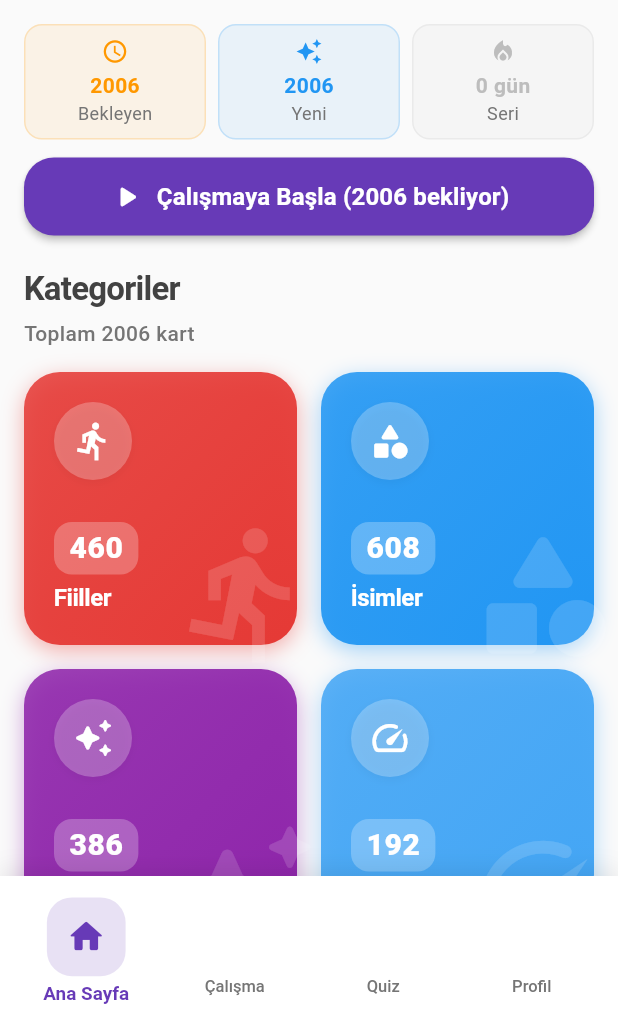
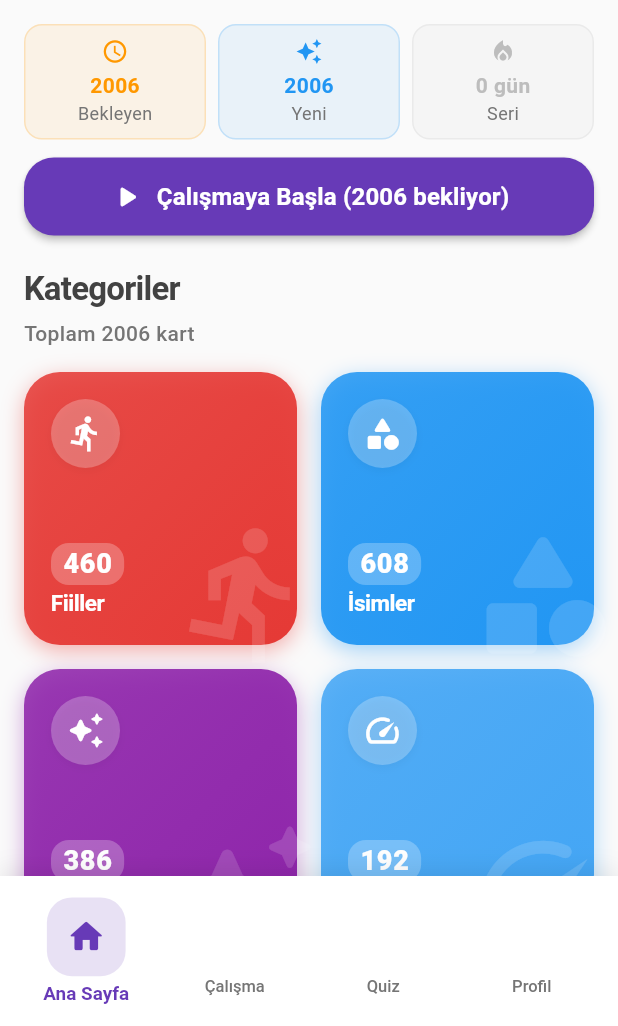
Before and after one commit to sametunsal/yds_vibe_app, a Flutter app: the screen it shows after launch, on a phone screen of 412 x 824 dp, the part 210-1236 px from its top. Run offline on Flutter 3.47's test engine with Material 3 defaults, Android fonts, the phone set to English and light mode, and no system bars; drawn by our look-alikes of flutter_animate; our stand-ins replace confetti, flutter_tts, shared_preferences; project files that could hold a hidden picture were left out.

Commit message:
fix(ui): improve example sentence readability and fix category card overflow
- Make example sentences more readable with darker text (#2D2D2D) on purple-tinted background
- Remove italic font style for better clarity
- Increase font size by 1pt for improved readability
- Add purple-tinted background with border for better visual separation
- Improve translation display with styled container
- Add background color to TTS button for better affordance
- Fix CategoryCard overflow by reducing padding and using FittedBox
- Reduce cardPadding values across responsive breakpoints
- Add FittedBox to count and title text to prevent overflow

Co-Authored-By: Claude Opus 4.6 <noreply@anthropic.com>

```diff
--- a/lib/widgets/category_card.dart
+++ b/lib/widgets/category_card.dart
@@ -22,19 +22,19 @@ class CategoryCard extends StatelessWidget {
   @override
   Widget build(BuildContext context) {
     final cardPadding = context.responsive(
-      compact: 14.0,
-      medium: 20.0,
-      expanded: 24.0,
+      compact: 12.0,
+      medium: 18.0,
+      expanded: 20.0,
     );
     final iconSize = context.responsive(
-      compact: 24.0,
-      medium: 28.0,
-      expanded: 36.0,
+      compact: 22.0,
+      medium: 26.0,
+      expanded: 30.0,
     );
     final iconContainerPadding = context.responsive(
-      compact: 10.0,
-      medium: 12.0,
-      expanded: 14.0,
+      compact: 8.0,
+      medium: 10.0,
+      expanded: 12.0,
     );
     final bgIconSize = context.responsive(
       compact: 80.0,
@@ -42,14 +42,14 @@ class CategoryCard extends StatelessWidget {
       expanded: 120.0,
     );
     final countFont = context.responsive(
-      compact: 16.0,
-      medium: 20.0,
-      expanded: 24.0,
+      compact: 15.0,
+      medium: 18.0,
+      expanded: 22.0,
     );
     final titleFont = context.responsive(
-      compact: 14.0,
-      medium: 16.0,
-      expanded: 18.0,
+      compact: 13.0,
+      medium: 15.0,
+      expanded: 17.0,
     );
 
     return InkWell(
@@ -84,7 +84,7 @@ class CategoryCard extends StatelessWidget {
                   padding: EdgeInsets.all(cardPadding),
                   child: Column(
                     crossAxisAlignment: CrossAxisAlignment.start,
-                    mainAxisSize: MainAxisSize.max,
+                    mainAxisSize: MainAxisSize.min,
                     children: [
                       FittedBox(
                         fit: BoxFit.scaleDown,
@@ -102,16 +102,18 @@ class CategoryCard extends StatelessWidget {
                           ),
                         ),
                       ),
-                      const Spacer(),
+                      const Spacer(flex: 1),
                       Container(
                         padding: const EdgeInsets.symmetric(
-                          horizontal: 10,
-                          vertical: 3,
+                          horizontal: 8,
+                          vertical: 1,
                         ),
                         decoration: BoxDecoration(
                           color: Colors.white.withValues(alpha: 0.25),
                           borderRadius: BorderRadiusPresets.mediumBorder,
                         ),
+                        child: FittedBox(
+                          fit: BoxFit.scaleDown,
                           child: Text(
                             count.toString(),
                             style: TextStyle(
@@ -122,8 +124,11 @@ class CategoryCard extends StatelessWidget {
                             ),
                           ),
                         ),
-                      const SizedBox(height: 4),
-                      Text(
+                      ),
+                      const SizedBox(height: 1),
+                      FittedBox(
+                        fit: BoxFit.scaleDown,
+                        child: Text(
                           title,
                           style: TextStyle(
                             fontSize: titleFont,
@@ -133,6 +138,7 @@ class CategoryCard extends StatelessWidget {
                           ),
                           maxLines: 1,
                           overflow: TextOverflow.ellipsis,
+                        ),
                       ),
                     ],
                   ),
```
Also changed, not shown: lib/widgets/review/review_card_back.dart (+37 -17 lines). Lines whose indentation alone changed are shown as unchanged.
